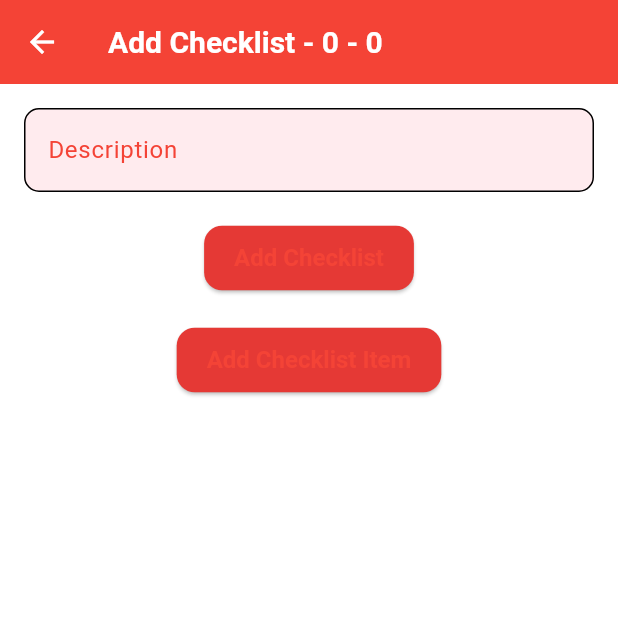
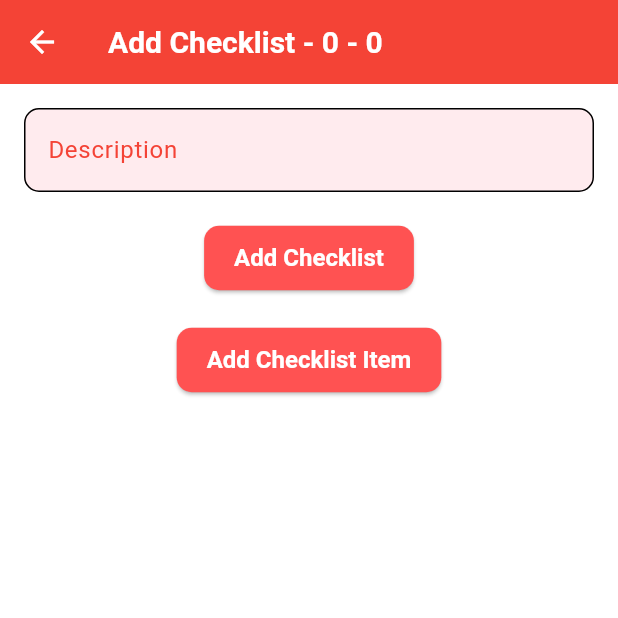
Before and after one commit to emfarih/fwp, a Flutter app: the ChecklistsListScreen screen opened directly with empty values, after a tap on the "add" icon, on a phone screen of 412 x 824 dp, the top half of it. Run offline on Flutter 3.47's test engine with Material 3 defaults, Android fonts, the phone set to English and light mode, and no system bars; our stand-ins replace jwt_decoder; missing offline and left inert: dart:html; network calls fail.

Commit message:
complete list and add checklists

```diff
--- a/lib/features/clm/data/models/checklist.dart
+++ b/lib/features/clm/data/models/checklist.dart
@@ -32,14 +32,14 @@ class ChecklistItem {
 
 // Represents a photo associated with a checklist
 class Photo {
-  final int id;
-  final int checklistId;
+  final int? id;
+  final int? checklistId;
   final String? photoUri; // URL or path to the photo
   final String? description; // Nullable description
 
   Photo({
-    required this.id,
-    required this.checklistId,
+    this.id,
+    this.checklistId,
     this.photoUri,
     this.description,
   });
@@ -70,10 +70,10 @@ class Checklist {
   int? locationTypeId; // ID of the associated location type
   int? stationId; // Pointer for nullable field
   int? substationId; // Pointer for nullable field
-  final DateTime? inspectionDate; // Pointer for nullable field
+  final DateTime? date; // Pointer for nullable field
   final String? inspectorName; // Pointer for nullable field
   String? description; // Pointer for nullable field
-  final List<ChecklistItem>?
+  List<ChecklistItem>?
       checklistItems; // Assuming this is a defined struct elsewhere
   final List<Photo>? photos; // Assuming this is a defined struct elsewhere
 
@@ -83,7 +83,7 @@ class Checklist {
     this.locationTypeId,
     this.stationId,
     this.substationId,
-    this.inspectionDate,
+    this.date,
     this.inspectorName,
     this.description,
     this.checklistItems,
@@ -104,17 +104,15 @@ class Checklist {
       locationTypeId: json['location_type_id'],
       stationId: json['station_id'],
       substationId: json['substation_id'],
-      inspectionDate: json['inspection_date'] != null
-          ? DateTime.parse(json['inspection_date'])
-          : null,
+      date: json['date'] != null ? DateTime.parse(json['date']) : null,
       inspectorName: json['inspector_name'],
       description: json['description'],
-      checklistItems: (json['checklist_items'] as List<dynamic>)
-          .map((item) => ChecklistItem.fromJson(item))
-          .toList(),
-      photos: (json['photos'] as List<dynamic>)
-          .map((item) => Photo.fromJson(item))
-          .toList(),
+      checklistItems: (json['checklist_items'] as List<dynamic>?)
+          ?.map((item) => ChecklistItem.fromJson(item))
+          .toList(), // Check for null before mapping
+      photos: (json['photos'] as List<dynamic>?)
+          ?.map((item) => Photo.fromJson(item))
+          .toList(), // Check for null before mapping
     );
   }
 
@@ -125,7 +123,7 @@ class Checklist {
       'location_type_id': locationTypeId,
       'station_id': stationId,
       'substation_id': substationId,
-      'inspection_date': inspectionDate?.toIso8601String(),
+      'date': date?.toIso8601String(),
       'inspector_name': inspectorName,
       'description': description,
       'checklist_items': checklistItems?.map((item) => item.toJson()).toList(),
--- a/lib/features/clm/data/repositories/checklist_repository.dart
+++ b/lib/features/clm/data/repositories/checklist_repository.dart
@@ -7,19 +7,51 @@ class ChecklistRepository {
 
   ChecklistRepository(this.apiService);
 
-  Future<List<Checklist>> getChecklists() async {
+  Future<List<Checklist>> getChecklists(
+      {int? systemId, int? stationId, int? substationId}) async {
     print('ChecklistRepository: Start fetching checklists');
+
+    // Prepare the query parameters
+    final queryParams = <String, String>{};
+    if (systemId != null) {
+      queryParams['system_id'] = systemId.toString();
+    }
+    if (stationId != null) {
+      queryParams['station_id'] = stationId.toString();
+    }
+    if (substationId != null) {
+      queryParams['substation_id'] = substationId.toString();
+    }
+
     try {
-      final response = await apiService.get('/clm/checklists');
+      final response =
+          await apiService.get('/clm/checklists', queryParams: queryParams);
       print(
           'ChecklistRepository: Received response with status code ${response.statusCode}');
 
       if (response.statusCode == 200) {
         final Map<String, dynamic> jsonData = jsonDecode(response.body);
         final List<dynamic> checklistsData = jsonData['checklists'];
+
+        print('ChecklistRepository: Raw checklists data: $checklistsData');
+
+        if (checklistsData is! List) {
+          throw Exception('Invalid data format: Expected a list');
+        }
+
+        List<Checklist> parsedChecklists = [];
+        for (var item in checklistsData) {
+          print('ChecklistRepository: Checking item: $item');
+          if (item is Map<String, dynamic>) {
+            parsedChecklists.add(Checklist.fromJson(item));
+          } else {
+            print('ChecklistRepository: Invalid item: $item');
+          }
+        }
+
         print(
-            'ChecklistRepository: Successfully parsed ${checklistsData.length} checklists');
-        return checklistsData.map((item) => Checklist.fromJson(item)).toList();
+            'ChecklistRepository: Successfully parsed ${parsedChecklists.length} checklists');
+        return parsedChecklists;
       } else {
         throw Exception(
             'Failed to load checklists, status code: ${response.statusCode}');
--- a/lib/features/clm/domain/use_cases/get_checklist_use_case.dart
+++ b/lib/features/clm/domain/use_cases/get_checklist_use_case.dart
@@ -6,10 +6,22 @@ class GetChecklistUseCase {
 
   GetChecklistUseCase(this.repository);
 
-  Future<List<Checklist>> execute() async {
-    print('GetChecklistUseCase: Start fetching checklists');
+  Future<List<Checklist>> execute({
+    int? systemId,
+    int? stationId,
+    int? substationId,
+  }) async {
+    print('GetChecklistUseCase: Start fetching checklists with parameters: '
+        'systemId: $systemId, stationId: $stationId, substationId: $substationId');
+
     try {
-      final checklists = await repository.getChecklists();
+      final checklists = await repository.getChecklists(
+            systemId: systemId,
+            stationId: stationId,
+            substationId: substationId,
+          ) ??
+          []; // Default to empty list if null
+
       print(
           'GetChecklistUseCase: Successfully fetched ${checklists.length} checklists');
       return checklists;
--- a/lib/features/clm/presentation/screens/checklist_add_screen.dart
+++ b/lib/features/clm/presentation/screens/checklist_add_screen.dart
@@ -18,8 +18,6 @@ class ChecklistAddScreen extends StatelessWidget {
 
     print('ChecklistAddScreen: Retrieved checklist $checklist');
 
-    viewModel.setChecklist(checklist);
-
     // Create a title based on systemId, stationId, and substationId
     final title =
         '${checklist.systemId} - ${checklist.stationId ?? checklist.substationId ?? "No Station/Substation"}';
@@ -36,15 +34,24 @@ class ChecklistAddScreen extends StatelessWidget {
               decoration: const InputDecoration(labelText: 'Description'),
               onChanged: (value) {
                 print('ChecklistAddScreen: Description changed - $value');
-                viewModel.newChecklist?.description = value;
+                viewModel.description = value;
               },
             ),
             const SizedBox(height: 20),
             ElevatedButton(
+              style: ElevatedButton.styleFrom(
+                foregroundColor: Colors.white,
+                backgroundColor: Colors.redAccent, // Text color
+                padding: const EdgeInsets.symmetric(
+                    horizontal: 20, vertical: 12), // Padding for a better look
+                shape: RoundedRectangleBorder(
+                  borderRadius: BorderRadius.circular(10), // Rounded corners
+                ),
+              ),
               onPressed: () async {
                 print(
-                    'ChecklistAddScreen: Submitting checklist - ${viewModel.newChecklist?.description}');
-                if (await viewModel.submitChecklist()) {
+                    'ChecklistAddScreen: Submitting checklist - ${viewModel.description}');
+                if (await viewModel.submitChecklist(checklist)) {
                   print('ChecklistAddScreen: Checklist added successfully');
                   Navigator.pop(context); // Return to the previous screen
                 } else {
@@ -54,32 +61,83 @@ class ChecklistAddScreen extends StatelessWidget {
                   );
                 }
               },
-              child: const Text('Add Checklist'),
+              child: const Text(
+                'Add Checklist',
+                style: TextStyle(
+                  color: Colors.white, // Ensure text color is white
+                  fontSize: 16, // Set font size
+                ),
+              ),
             ),
             const SizedBox(height: 20),
             ElevatedButton(
+              style: ElevatedButton.styleFrom(
+                foregroundColor: Colors.white,
+                backgroundColor:
+                    Colors.redAccent, // Text color when button is pressed
+                padding: const EdgeInsets.symmetric(
+                    horizontal: 20, vertical: 12), // Padding for a better look
+                shape: RoundedRectangleBorder(
+                  borderRadius: BorderRadius.circular(10), // Rounded corners
+                ),
+              ),
               onPressed: () async {
                 print('ChecklistAddScreen: Opening Add Item Dialog');
                 await _showAddItemDialog(context, viewModel);
               },
-              child: const Text('Add Checklist Item'),
+              child: const Text(
+                'Add Checklist Item',
+                style: TextStyle(
+                  color: Colors.white, // Ensure text color is white
+                  fontSize: 16, // Set font size
+                ),
+              ),
             ),
             const SizedBox(height: 20),
             Expanded(
               child: ListView.builder(
-                itemCount: viewModel.newChecklist?.checklistItems?.length ?? 0,
+                itemCount: viewModel.checklistItems.length,
                 itemBuilder: (context, index) {
-                  final item = viewModel.newChecklist?.checklistItems?[index];
+                  final item = viewModel.checklistItems[index];
 
                   print(
                       'ChecklistAddScreen: Displaying checklist item - ${item?.description ?? "No Description"}');
 
-                  return ListTile(
-                    title: Text(item?.description ?? 'No Description'),
+                  return Padding(
+                    padding: const EdgeInsets.symmetric(vertical: 8.0),
+                    child: Card(
+                      elevation: 4, // Add shadow to the card
+                      shape: RoundedRectangleBorder(
+                        borderRadius:
+                            BorderRadius.circular(10), // Rounded corners
+                      ),
+                      color:
+                          Colors.red[50], // Light red background to match theme
+                      child: ListTile(
+                        leading: Icon(
+                          Icons.check_circle_outline,
+                          color: Colors.redAccent, // Icon to match the theme
+                        ),
+                        title: Text(
+                          item.description ?? 'No Description',
+                          style: const TextStyle(
+                            fontSize: 16,
+                            fontWeight:
+                                FontWeight.w600, // Bold text for emphasis
+                          ),
+                        ),
+                        trailing: Icon(
+                          Icons.arrow_forward_ios,
+                          color: Colors
+                              .redAccent, // Trailing icon color matching theme
+                          size: 16,
+                        ),
+                      ),
+                    ),
                   );
                 },
               ),
-            ),
+            )
           ],
         ),
       ),
--- a/lib/features/clm/presentation/screens/checklist_detail_screen.dart
+++ b/lib/features/clm/presentation/screens/checklist_detail_screen.dart
@@ -47,7 +47,7 @@ class _ChecklistDetailScreenState extends State<ChecklistDetailScreen> {
                 Text('Location: ${checklist.stationId ?? 'Unknown'}',
                     style: Theme.of(context).textTheme.titleLarge),
                 Text(
-                    'Inspection Date: ${checklist.inspectionDate?.toLocal() ?? 'Unknown'}'),
+                    'Inspection Date: ${checklist.date?.toLocal() ?? 'Unknown'}'),
                 // Add more details here...
               ],
             ),
--- a/lib/features/clm/presentation/screens/checklists_list_screen.dart
+++ b/lib/features/clm/presentation/screens/checklists_list_screen.dart
@@ -19,7 +19,11 @@ class ChecklistsListScreen extends StatelessWidget {
     return Scaffold(
       appBar: AppBar(title: const Text('Checklists')),
       body: FutureBuilder<void>(
-        future: viewModel.fetchChecklists(),
+        future: viewModel.fetchChecklists(
+          systemId: checklist.systemId,
+          stationId: checklist.stationId,
+          substationId: checklist.substationId,
+        ),
         builder: (context, snapshot) {
           if (viewModel.isLoading) {
             print('Loading checklists...');
@@ -32,19 +36,21 @@ class ChecklistsListScreen extends StatelessWidget {
 
           print('Fetched ${viewModel.checklists.length} checklists');
 
+          // Check if the list is empty and show a message if it is
+          if (viewModel.checklists.isEmpty) {
+            return const Center(child: Text('No checklists found.'));
+          }
+
           return ListView.builder(
             itemCount: viewModel.checklists.length,
             itemBuilder: (context, index) {
               final checklistItem = viewModel.checklists[index];
 
               // Concatenated title with system and station/substation names
-              final title =
-                  '${checklistItem.systemId} - ${checklistItem.stationId ?? checklistItem.substationId ?? "Unknown"}';
+              final title = checklistItem.description ?? 'No Description';
 
               return CLMListTile(
                 title: title, // Concatenated title
-                subtitle: checklistItem.description ??
-                    'No Description', // Use checklist.description for subtitle
                 onTap: () {
                   print('Tapped on checklist: $title');
                   // Handle navigation or actions when the checklist tile is tapped
@@ -68,9 +74,9 @@ class ChecklistsListScreen extends StatelessWidget {
             AppRoutes.checklistAdd,
             arguments: checklist,
           );
-        }, // Icon for FAB
+        },
         tooltip: 'Add Checklist',
-        child: const Icon(Icons.add), // Tooltip for accessibility
+        child: const Icon(Icons.add), // Icon for FAB
       ),
     );
   }
--- a/lib/features/clm/presentation/view_models/checklist_view_model.dart
+++ b/lib/features/clm/presentation/view_models/checklist_view_model.dart
@@ -12,22 +12,32 @@ class ChecklistViewModel extends ChangeNotifier {
   bool isLoading = false;
   String? errorMessage;
 
-  Checklist? newChecklist;
+  List<ChecklistItem> checklistItems = [];
+
+  String description = "";
 
   ChecklistViewModel(this.getChecklistUseCase, this._addChecklistUseCase);
 
-  Future<void> fetchChecklists() async {
+  Future<void> fetchChecklists(
+      {int? systemId, int? stationId, int? substationId}) async {
     print('fetchChecklists: Start fetching checklists');
     isLoading = true;
+    errorMessage = null; // Reset error message on new fetch
     notifyListeners();
 
     try {
       print('fetchChecklists: Calling execute()');
-      checklists = await getChecklistUseCase.execute();
+      var fetchedChecklists = await getChecklistUseCase.execute(
+        systemId: systemId,
+        stationId: stationId,
+        substationId: substationId,
+      );
+
+      checklists = List<Checklist>.from(fetchedChecklists);
       print(
           'fetchChecklists: Successfully fetched ${checklists.length} checklists');
     } catch (e) {
-      errorMessage = 'Failed to load checklists';
+      errorMessage = 'Failed to load checklists: $e'; // Include error details
       print('fetchChecklists: Error occurred: $e');
     } finally {
       isLoading = false;
@@ -55,16 +65,15 @@ class ChecklistViewModel extends ChangeNotifier {
     }
   }
 
-  Future<bool> submitChecklist() async {
-    return await _addChecklistUseCase.execute(newChecklist!);
-  }
-
-  void setChecklist(Checklist checklist) {
-    newChecklist = checklist;
+  Future<bool> submitChecklist(Checklist checklist) async {
+    final finalChecklist = checklist;
+    finalChecklist.checklistItems = checklistItems;
+    finalChecklist.description = description;
+    return await _addChecklistUseCase.execute(finalChecklist);
   }
 
   void addChecklistItem(ChecklistItem item) {
-    newChecklist!.checklistItems?.add(item);
+    checklistItems.add(item);
     notifyListeners(); // Notify listeners to update the UI
   }
 }
--- a/lib/shared/services/api_service.dart
+++ b/lib/shared/services/api_service.dart
@@ -22,14 +22,19 @@ class ApiService {
   }
 
   // GET request with token in headers
-  Future<http.Response> get(String endpoint) async {
-    final uri = Uri.parse('$baseUrl$endpoint');
+  Future<http.Response> get(String endpoint,
+      {Map<String, String>? queryParams}) async {
+    // Construct the full URL with query parameters
+    final uri =
+        Uri.parse('$baseUrl$endpoint').replace(queryParameters: queryParams);
     print('ApiService: Sending GET request to $uri');
+
     final headers = await _getHeaders();
     final response = await http.get(uri, headers: headers);
     print(
         'ApiService: Received GET response with status code ${response.statusCode}');
     print('ApiService: Response body: ${response.body}');
+
     return response;
   }
 
@@ -37,6 +42,7 @@ class ApiService {
   Future<http.Response> post(String endpoint,
       {Map<String, String>? headers, dynamic body}) async {
     final url = Uri.parse('$baseUrl$endpoint');
+    final headers = await _getHeaders();
     final response = await http.post(
       url,
       headers: headers,
```
